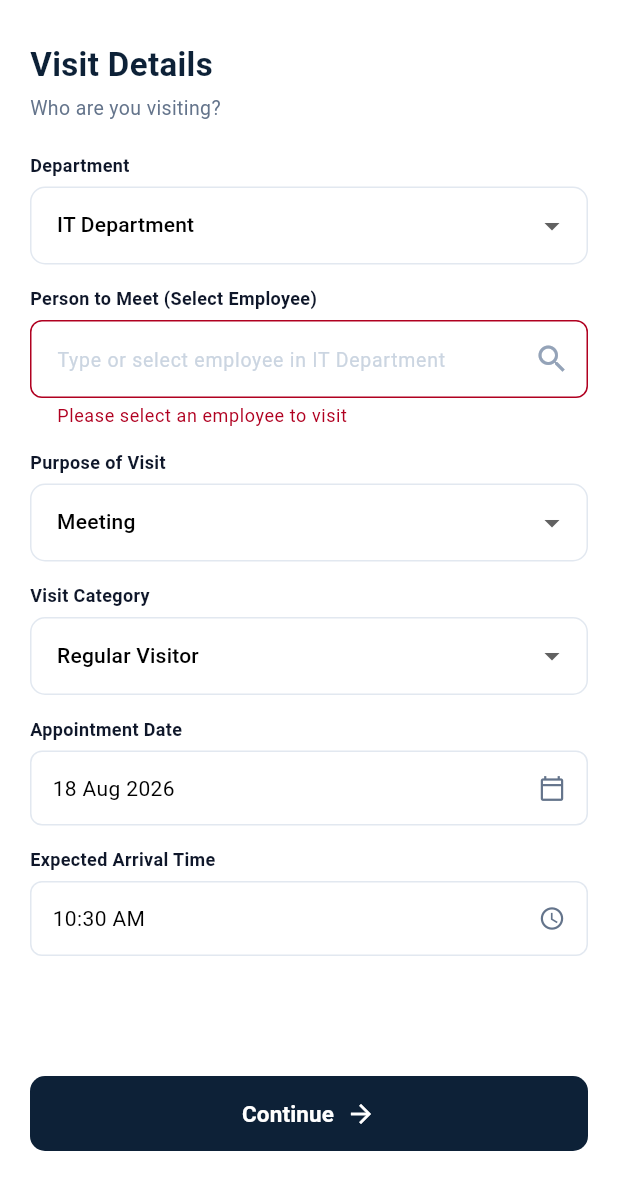
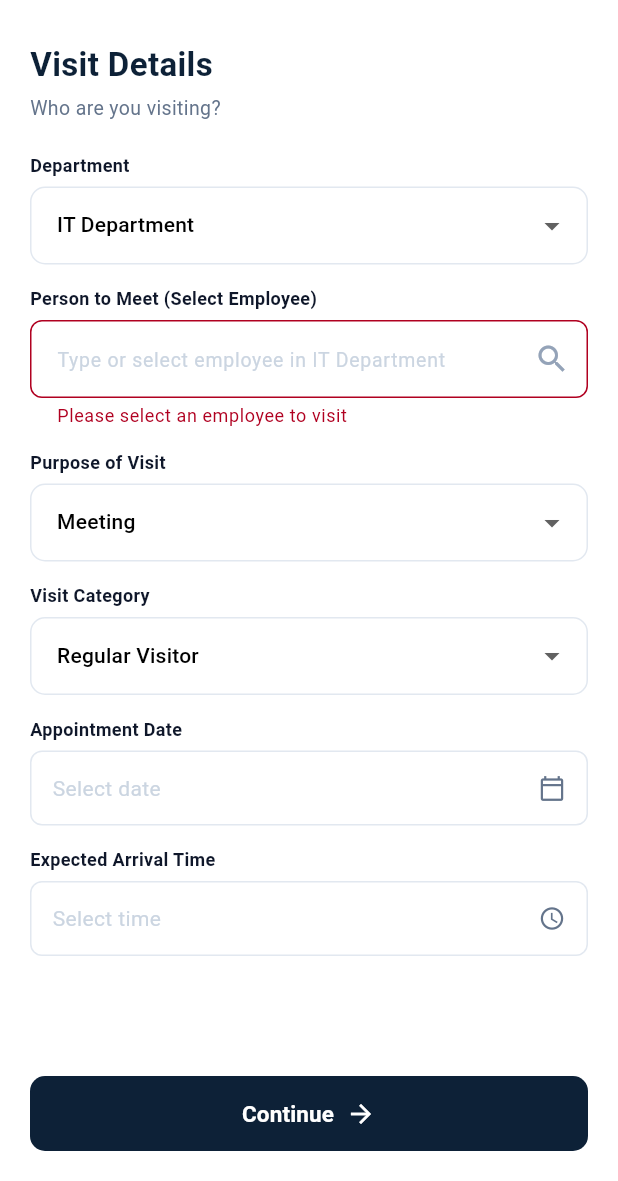
Before and after one commit to Veenababu5/Visitor-Management-System, a Flutter app: the Step2VisitDetailsScreen screen opened directly, after a tap on "Continue", on a phone screen of 412 x 824 dp, the part 55-1236 px from its top. Run offline on Flutter 3.47's test engine with Material 3 defaults, Android fonts, the phone set to English and light mode, and no system bars; our stand-ins replace file_picker, image_picker, qr_flutter; accounts and stored records are empty.

Commit message:
updated one new

```diff
--- a/lib/screens/visitor/registration/step2_visit_details.dart
+++ b/lib/screens/visitor/registration/step2_visit_details.dart
@@ -17,6 +17,15 @@ class Step2VisitDetailsScreen extends StatefulWidget {
 
 class _Step2VisitDetailsScreenState extends State<Step2VisitDetailsScreen> {
   bool _showValidationError = false;
+
+  @override
+  void initState() {
+    super.initState();
+    WidgetsBinding.instance.addPostFrameCallback((_) {
+      final regProvider = Provider.of<RegistrationProvider>(context, listen: false);
+      regProvider.resetVisitDetails();
+    });
+  }
 
   Future<void> _pickDate(BuildContext context, RegistrationProvider regProvider) async {
     final now = DateTime.now();
@@ -85,13 +94,6 @@ class _Step2VisitDetailsScreenState extends State<Step2VisitDetailsScreen> {
     // Default department if not set
     if (regProvider.department.isEmpty) {
       regProvider.department = MockData.departments.first;
-    }
-    // Default sample selections if empty
-    if (regProvider.selectedDate == null) {
-      regProvider.setDate(DateTime.now().add(const Duration(days: 1)));
-    }
-    if (regProvider.selectedTime == null) {
-      regProvider.setTime(const TimeOfDay(hour: 10, minute: 30));
     }
 
     // Filter employees by currently selected department
@@ -193,7 +195,7 @@ class _Step2VisitDetailsScreenState extends State<Step2VisitDetailsScreen> {
                       ),
                       const SizedBox(height: 6),
                       Autocomplete<EmployeeModel>(
-                        key: ValueKey(regProvider.department),
+                        key: ValueKey('${regProvider.department}_${regProvider.personToMeet}'),
                         optionsBuilder: (TextEditingValue textEditingValue) {
                           if (textEditingValue.text.isEmpty) {
                             return deptEmployees;
@@ -211,7 +213,7 @@ class _Step2VisitDetailsScreenState extends State<Step2VisitDetailsScreen> {
                           });
                         },
                         fieldViewBuilder: (context, controller, focusNode, onSubmitted) {
-                          if (controller.text.isEmpty && regProvider.personToMeet.isNotEmpty) {
+                          if (controller.text != regProvider.personToMeet) {
                             controller.text = regProvider.personToMeet;
                           }
                           return TextFormField(
@@ -382,7 +384,12 @@ class _Step2VisitDetailsScreenState extends State<Step2VisitDetailsScreen> {
                                 regProvider.appointmentDate.isNotEmpty
                                     ? regProvider.appointmentDate
                                     : 'Select date',
-                                style: const TextStyle(fontSize: 14),
+                                style: TextStyle(
+                                  fontSize: 14,
+                                  color: regProvider.appointmentDate.isNotEmpty
+                                      ? AppColors.textPrimary
+                                      : AppColors.textHint,
+                                ),
                               ),
                               const Icon(
                                 Icons.calendar_today_outlined,
@@ -421,7 +428,12 @@ class _Step2VisitDetailsScreenState extends State<Step2VisitDetailsScreen> {
                                 regProvider.expectedArrival.isNotEmpty
                                     ? regProvider.expectedArrival
                                     : 'Select time',
-                                style: const TextStyle(fontSize: 14),
+                                style: TextStyle(
+                                  fontSize: 14,
+                                  color: regProvider.expectedArrival.isNotEmpty
+                                      ? AppColors.textPrimary
+                                      : AppColors.textHint,
+                                ),
                               ),
                               const Icon(
                                 Icons.access_time,
@@ -441,9 +453,17 @@ class _Step2VisitDetailsScreenState extends State<Step2VisitDetailsScreen> {
                 text: 'Continue',
                 icon: Icons.arrow_forward,
                 onPressed: () {
-                  if (regProvider.personToMeet.isEmpty) {
+                  if (regProvider.personToMeet.trim().isEmpty) {
                     setState(() => _showValidationError = true);
                     return;
+                  }
+
+                  // Default date/time if not picked
+                  if (regProvider.selectedDate == null) {
+                    regProvider.setDate(DateTime.now().add(const Duration(days: 1)));
+                  }
+                  if (regProvider.selectedTime == null) {
+                    regProvider.setTime(const TimeOfDay(hour: 10, minute: 30));
                   }
 
                   Navigator.push(
--- a/lib/screens/visitor/registration/step3_identity_verification.dart
+++ b/lib/screens/visitor/registration/step3_identity_verification.dart
@@ -382,6 +382,8 @@ class _Step3IdentityVerificationScreenState
                     time: regProvider.expectedArrival,
                   );
 
+                  regProvider.resetVisitDetails();
+
                   Navigator.pushAndRemoveUntil(
                     context,
                     MaterialPageRoute(
--- a/lib/screens/visitor/visits/visit_detail_screen.dart
+++ b/lib/screens/visitor/visits/visit_detail_screen.dart
@@ -72,8 +72,6 @@ class VisitDetailScreen extends StatelessWidget {
                         _buildDetailRow('Date', visit.date),
                         const SizedBox(height: 14),
                         _buildDetailRow('Time', visit.time),
-                        const SizedBox(height: 14),
-                        _buildDetailRow('Location', visit.location),
 
                         const SizedBox(height: 20),
 
```
Also changed, not shown: lib/providers/registration_provider.dart (+11 -7 lines), lib/providers/visit_provider.dart (+6 -5 lines).
